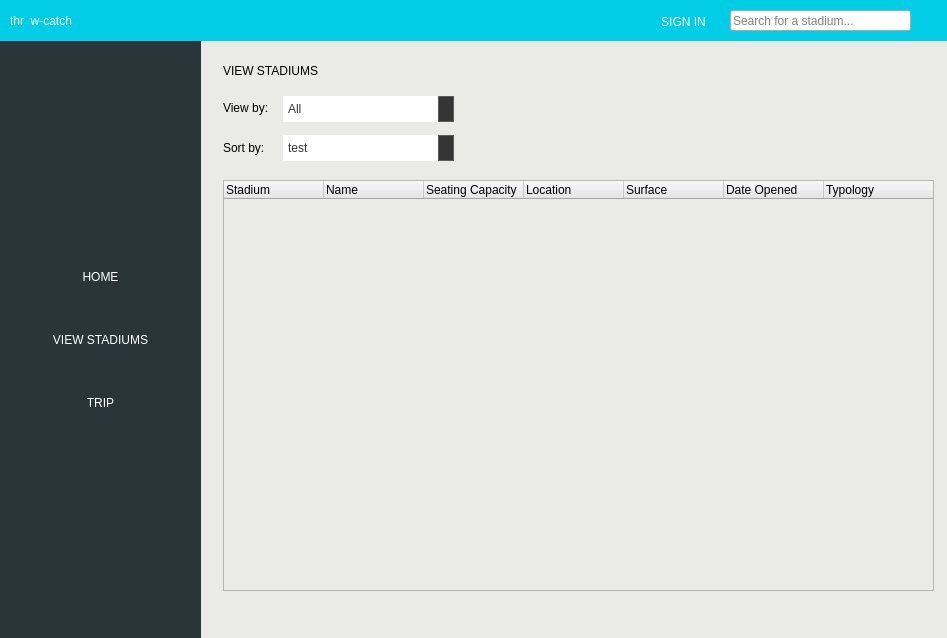
Old version of the form src/form/mainwindow.ui in the repository theozornelas/throw-catch.
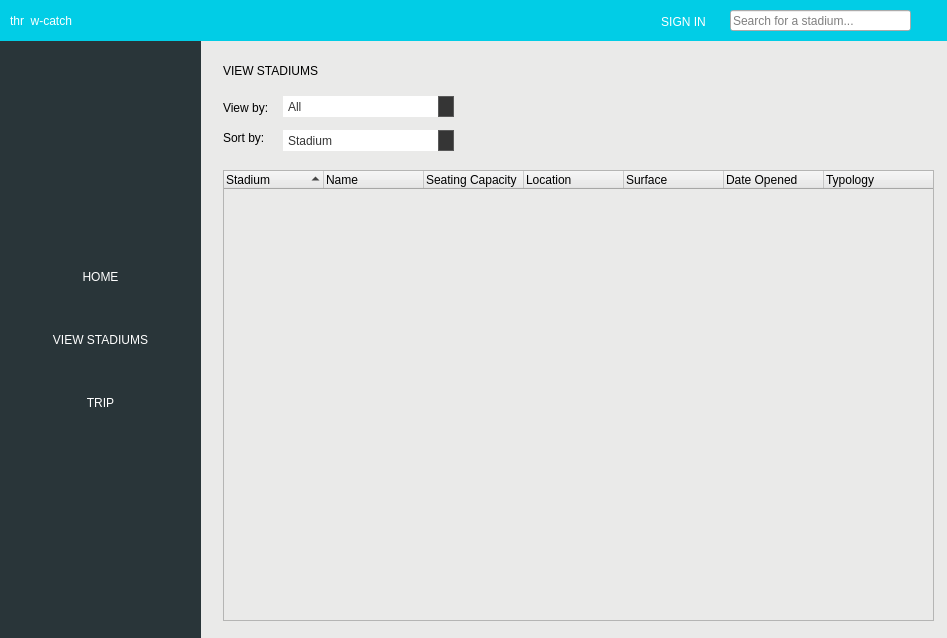
New version of the form. The open tabs and pages were chosen to show the change. Icons and pictures are not drawn.

Commit message: added functionality of adding a souvenir to a stadium list, error checking added too

The edit to the form file:
```diff
--- a/src/form/mainwindow.ui
+++ b/src/form/mainwindow.ui
@@ -259,7 +259,7 @@
       <property name="geometry">
        <rect>
         <x>20</x>
-        <y>100</y>
+        <y>90</y>
         <width>59</width>
         <height>16</height>
        </rect>
@@ -274,7 +274,7 @@
         <x>80</x>
         <y>56</y>
         <width>171</width>
-        <height>26</height>
+        <height>21</height>
        </rect>
       </property>
       <property name="styleSheet">
@@ -321,9 +321,9 @@
       <property name="geometry">
        <rect>
         <x>80</x>
-        <y>95</y>
+        <y>90</y>
         <width>171</width>
-        <height>26</height>
+        <height>21</height>
        </rect>
       </property>
       <property name="styleSheet">
@@ -352,7 +352,7 @@
       </property>
       <item>
        <property name="text">
-        <string>test</string>
+        <string>Stadium</string>
        </property>
       </item>
       <item>
@@ -370,11 +370,14 @@
       <property name="geometry">
        <rect>
         <x>20</x>
-        <y>140</y>
+        <y>130</y>
         <width>711</width>
-        <height>411</height>
+        <height>451</height>
        </rect>
       </property>
+      <property name="sortingEnabled">
+       <bool>true</bool>
+      </property>
       <attribute name="headerDefaultSectionSize">
        <number>100</number>
       </attribute>
```
Left out of the diff: 40 changed lines with no effect on the pictures. The commit also changes 4 other files.
